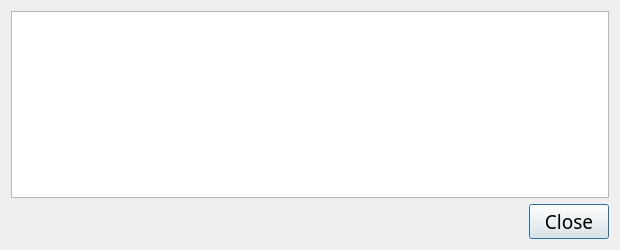
nyerium-core/nyerium, file src/qt/forms/transactiondescdialog.ui: the form before one commit.
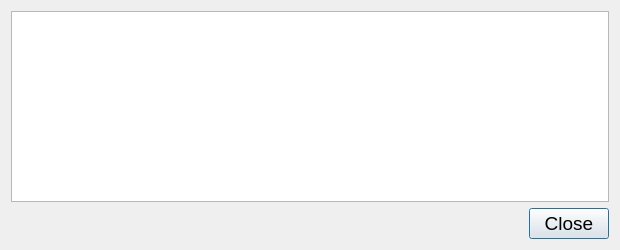
The form after the commit.

The edit to the form file:
```diff
--- a/src/qt/forms/transactiondescdialog.ui
+++ b/src/qt/forms/transactiondescdialog.ui
@@ -23,7 +23,6 @@
     <widget class="QTextEdit" name="detailText">
      <property name="font">
       <font>
-       <family>Ara Hamah 1982</family>
        <pointsize>14</pointsize>
       </font>
      </property>
@@ -39,7 +38,6 @@
     <widget class="QDialogButtonBox" name="buttonBox">
      <property name="font">
       <font>
-       <family>Ara Hamah 1982</family>
        <pointsize>14</pointsize>
       </font>
      </property>
```
Lines whose indentation alone changed are shown as unchanged.
